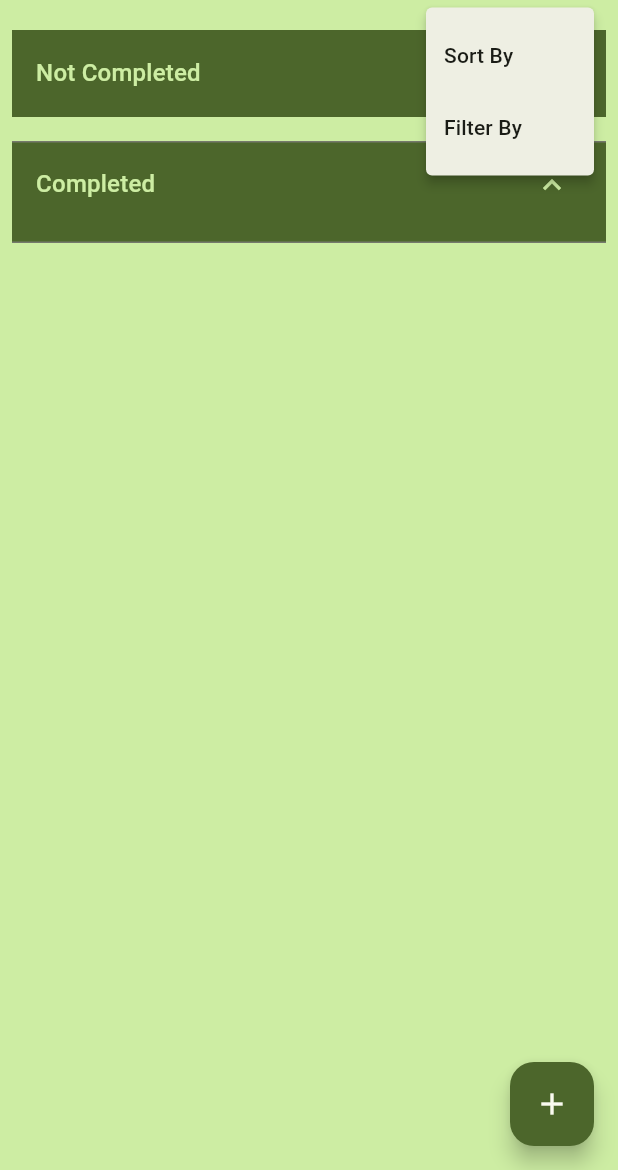
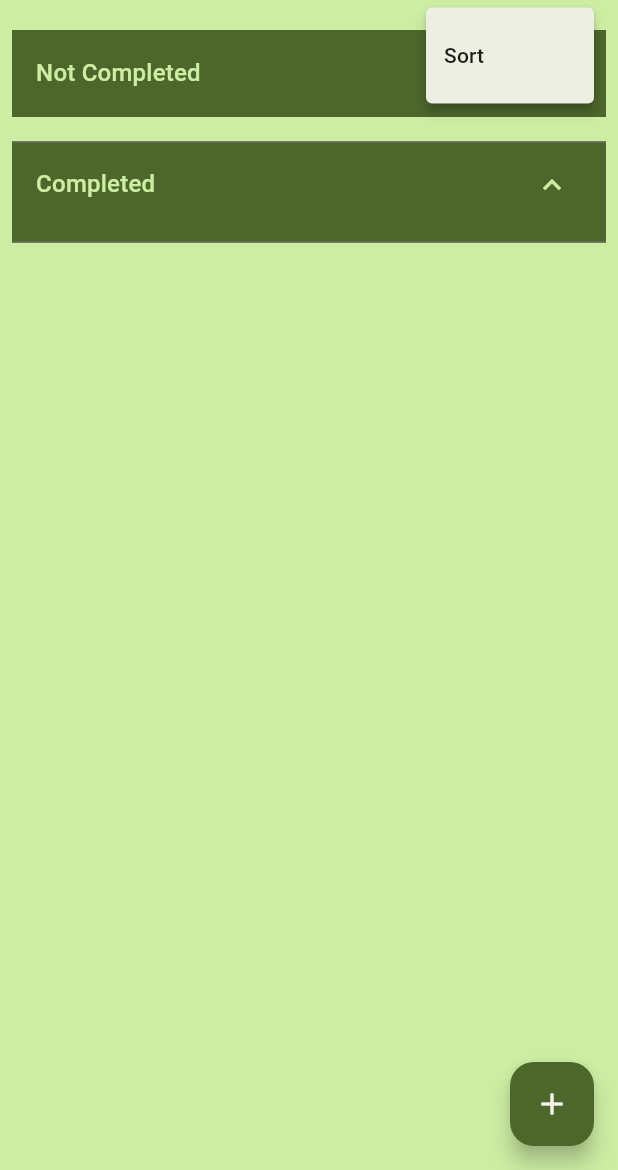
Before and after one commit to csarevalo/todo-list, a Flutter app: the screen it shows after launch, after a tap on "Not Completed", after a tap on the "more vert" icon, on a phone screen of 412 x 824 dp, the part 66-1236 px from its top. Run offline on Flutter 3.47's test engine with Material 3 defaults, Android fonts, the phone set to English and light mode, and no system bars; drawn by our look-alikes of flutter_slidable.

Commit message:
removed unneeded options

```diff
--- a/lib/src/screens/home_screen.dart
+++ b/lib/src/screens/home_screen.dart
@@ -44,16 +44,16 @@ class HomeScreen extends StatelessWidget {
             itemBuilder: (context) => [
               PopupMenuItem<String>(
                 value: "Sort",
-                child: const Text("Sort By"),
+                child: const Text("Sort"),
                 onTap: () => displaySortTasksDialog(
                   context,
                   settingsController: settingsController,
                 ),
               ),
-              const PopupMenuItem<String>(
-                value: "Filter",
-                child: Text("Filter By"),
-              ),
+              //TODO: add more options
+              //show completed
+              //show details
+              //show select.. tasks for bulk edits/deletes
             ],
           ),
           const SizedBox(width: 16)
```
